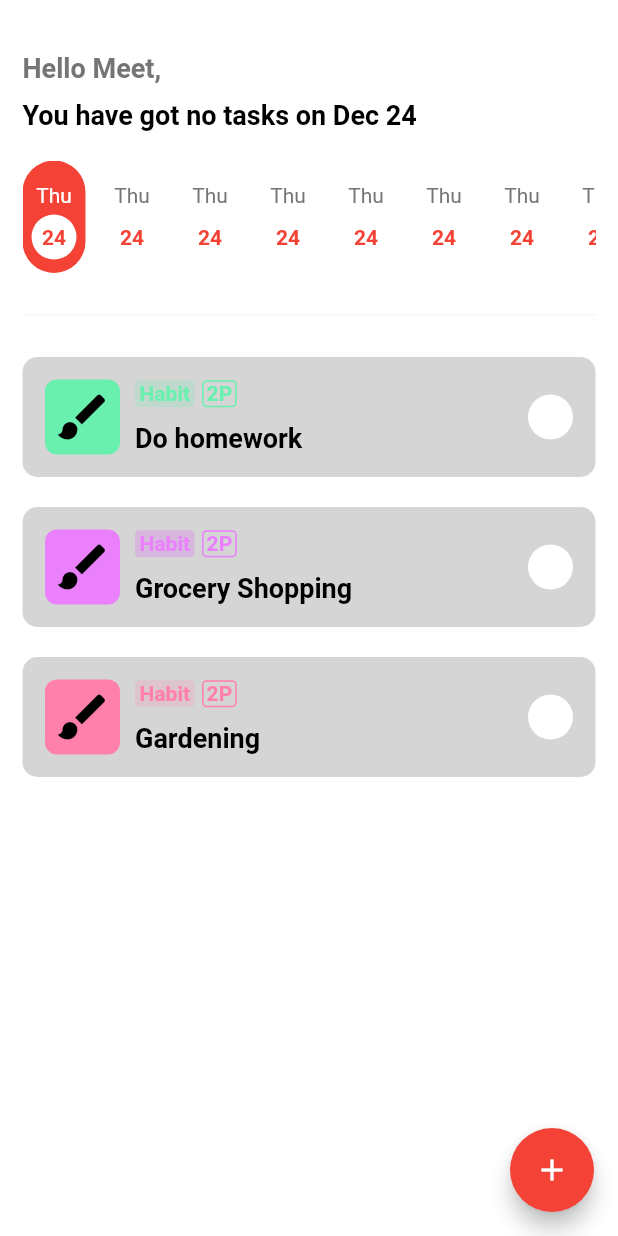
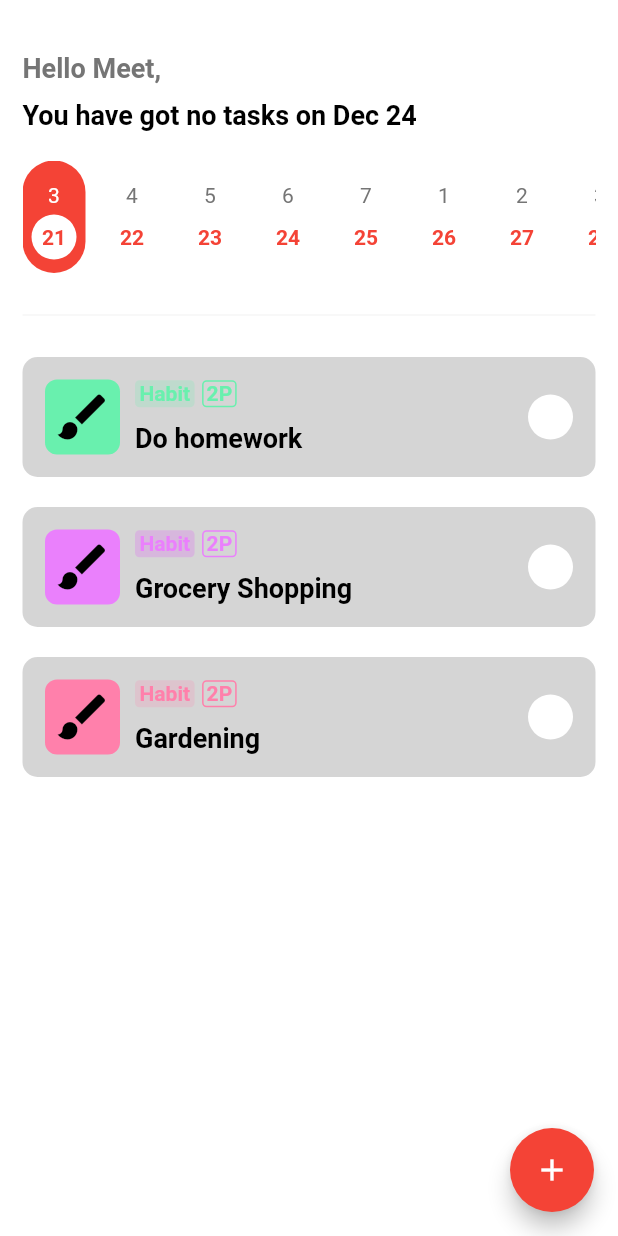
Before and after one commit to shubham0302/habit-app, a Flutter app: the HomePage screen opened directly, on a phone screen of 412 x 824 dp. Run offline on Flutter 3.47's test engine with Material 2 defaults, Android fonts, the phone set to English and light mode, and no system bars; our stand-ins replace fl_chart, flutter_switch, get, numberpicker, table_calendar; missing offline and left inert: flutter_ringtone_player.

Commit message:
date update

```diff
--- a/lib/widgets/date_widget.dart
+++ b/lib/widgets/date_widget.dart
@@ -6,6 +6,8 @@ import 'package:habbit_app/widgets/text_widget/label_text.dart';
 import '../controllers/home_page_controller.dart';
 
 class DateList extends StatelessWidget {
+  // var datenow = DateTime.now().day;
+  // var daynow = ;
   final HomePageController controller =
       Get.put(HomePageController(), permanent: false);
   DateList({Key? key}) : super(key: key);
@@ -40,7 +42,8 @@ class DateList extends StatelessWidget {
                   children: [
                     SH.small(),
                     LabelText(
-                      text: 'Thu',
+                      text:
+                          '${DateTime.now().add(Duration(days: index)).weekday}',
                       isColor: true,
                       color: controller.SelectedDateIndex.value == index
                           ? color.backgroundColor
@@ -55,7 +58,8 @@ class DateList extends StatelessWidget {
                           color: color.backgroundColor,
                           borderRadius: BorderRadius.circular(15)),
                       child: LabelText(
-                        text: '24',
+                        text:
+                            '${DateTime.now().add(Duration(days: index)).day}',
                         isColor: true,
                         color: color.primaryColor,
                         isBold: true,
```
Also changed, not shown: lib/screens/customize_screen/categories/custom_dialog_categories.dart (+10 -10 lines).
